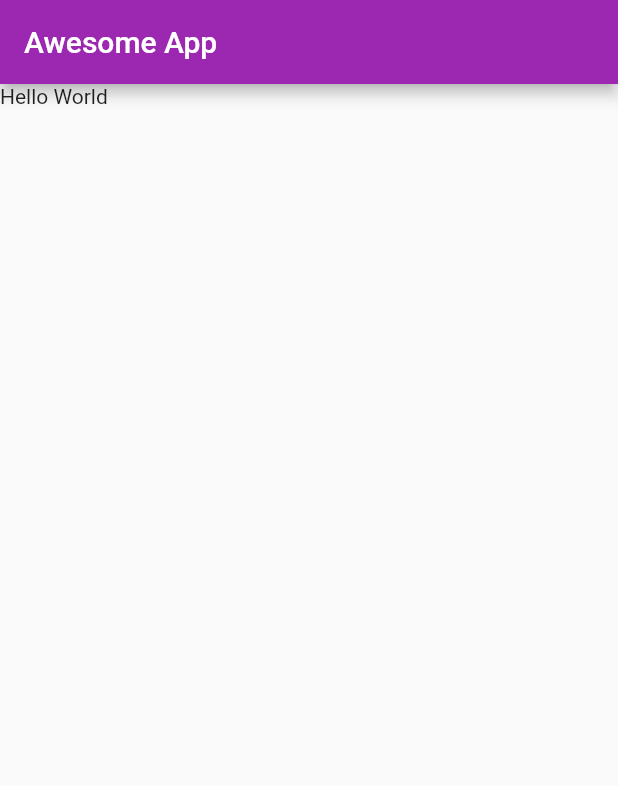
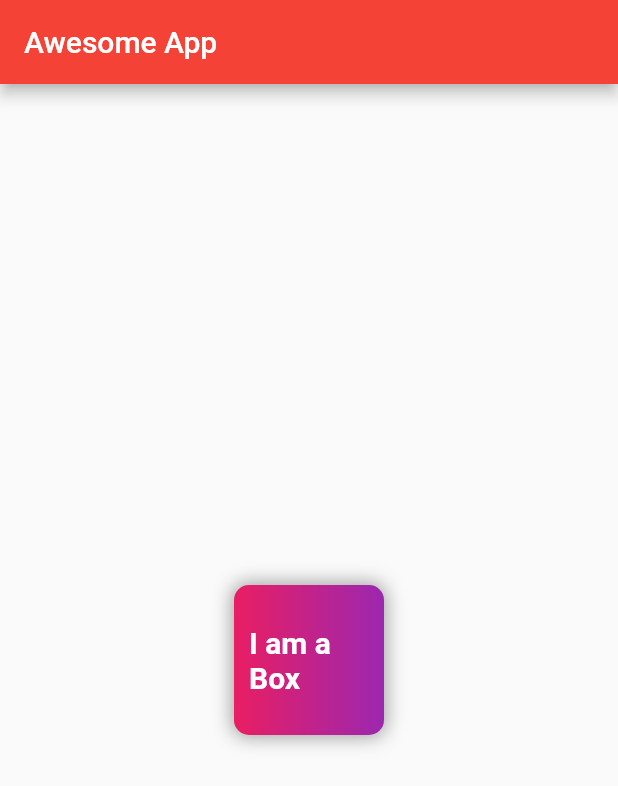
Before and after one commit to folafunmi-db/flutter-beginner, a Flutter app: the screen it shows after launch, on a phone screen of 412 x 824 dp. Shown: the top 786 px of the screen. Run offline on Flutter 3.47's test engine with Material 2 defaults, Android fonts, the phone set to English and light mode, and no system bars.

Commit message:
Created a box using the container widget

```diff
--- a/lib/main.dart
+++ b/lib/main.dart
@@ -6,7 +6,7 @@ void main() {
   runApp(MaterialApp(
     home: HomePage(),
     theme: ThemeData(
-      primarySwatch: Colors.purple,
+      primarySwatch: Colors.red,
     ),
   ));
 }
@@ -18,8 +18,37 @@ class HomePage extends StatelessWidget {
         appBar: AppBar(
           title: Text("Awesome App"),
         ),
-        body: Container(
-          child: Text('Hello World'),
+        body: Center(
+          child: Container(
+            padding: const EdgeInsets.all(10),
+            // color: Colors.red,
+            // clipBehavior: Clip.antiAlias,
+            width: 100,
+            height: 100,
+            alignment: Alignment.center,
+            decoration: BoxDecoration(
+                color: Colors.blue,
+                borderRadius: BorderRadius.circular(10),
+                gradient: LinearGradient(
+                    colors: [Colors.pink, Colors.purple]),
+                boxShadow: [
+                  BoxShadow(
+                    color: Colors.grey,
+                    blurRadius: 10,
+                    spreadRadius: 1,
+                  ),
+                ]
+                // shape: BoxShape.circle,
+                ),
+            child: Text(
+              "I am a Box",
+              style: TextStyle(
+                fontSize: 20,
+                color: Colors.white,
+                fontWeight: FontWeight.bold,
+              ),
+            ),
+          ),
         ));
   }
 }
```
